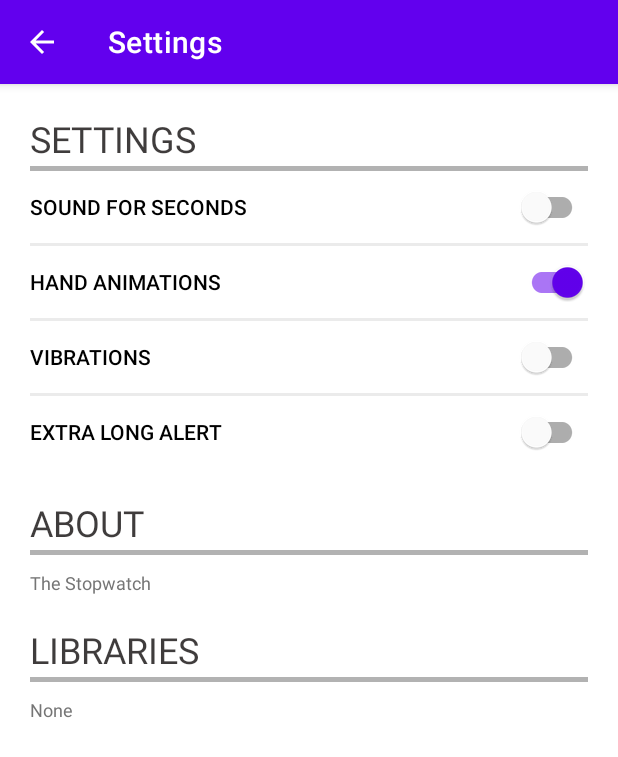
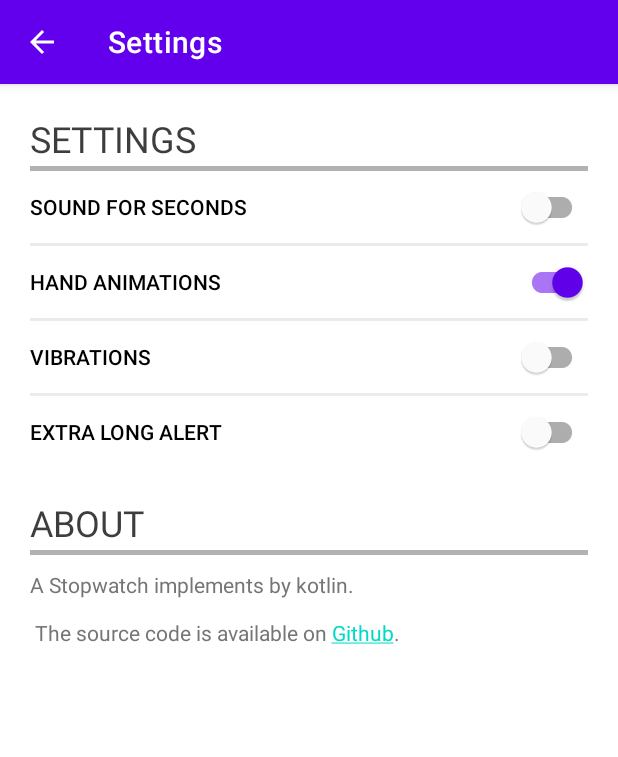
Before and after one commit to iplanetcn/stopwatch-android, an Android app: the SettingsActivity screen opened directly, with no data from a screen before it, on a phone screen of 412 x 824 dp. Shown: the top 757 px of the screen. Run offline under Robolectric (Android 15) with nearby library versions, the phone set to English and light mode, and no system bars.

Commit message:
add screenshots and update settings

```diff
--- a/app/src/main/res/layout/activity_settings.xml
+++ b/app/src/main/res/layout/activity_settings.xml
@@ -108,29 +108,7 @@
                 android:layout_height="wrap_content"
                 android:layout_marginTop="10dp"
                 android:text="@string/settings_about_text"
-                android:textAppearance="@style/TextAppearance.AppCompat.Caption"
-                android:textColor="#757575" />
-
-            <com.google.android.material.textview.MaterialTextView
-                android:layout_width="match_parent"
-                android:layout_height="wrap_content"
-                android:layout_marginTop="20dp"
-                android:text="@string/settings_libraries"
-                android:textAppearance="@style/TextAppearance.AppCompat.Headline" />
-
-            <View
-                android:layout_width="match_parent"
-                android:layout_height="3dp"
-                android:layout_marginTop="2dp"
-                android:background="#B2B2B2" />
-
-            <com.google.android.material.textview.MaterialTextView
-                android:layout_width="match_parent"
-                android:layout_height="wrap_content"
-                android:layout_marginTop="10dp"
-                android:layout_marginBottom="10dp"
-                android:text="@string/settings_libraries_text"
-                android:textAppearance="@style/TextAppearance.AppCompat.Caption"
+                android:textAppearance="@style/TextAppearance.AppCompat.Small"
                 android:textColor="#757575" />
 
         </LinearLayout>
--- a/app/src/main/res/values/strings.xml
+++ b/app/src/main/res/values/strings.xml
@@ -33,7 +33,7 @@
     <string name="settings_vibrate">Vibrations</string>
     <string name="settings_endless_alert">Extra Long Alert</string>
     <string name="settings_animations">Hand Animations</string>
-    <string name="settings_about_text">The Stopwatch</string>
+    <string name="settings_about_text">A Stopwatch implements by kotlin. \n\n The source code is available on <a href="https://github.com/iplanetcn/stopwatch-android">Github</a>.</string>
     <string name="settings_libraries_text">None</string>
     <string name="reset_time">Reset Time</string>
     <string name="audio_toggle">Audio Toggle</string>
```
Also changed, not shown: 5 other files.
